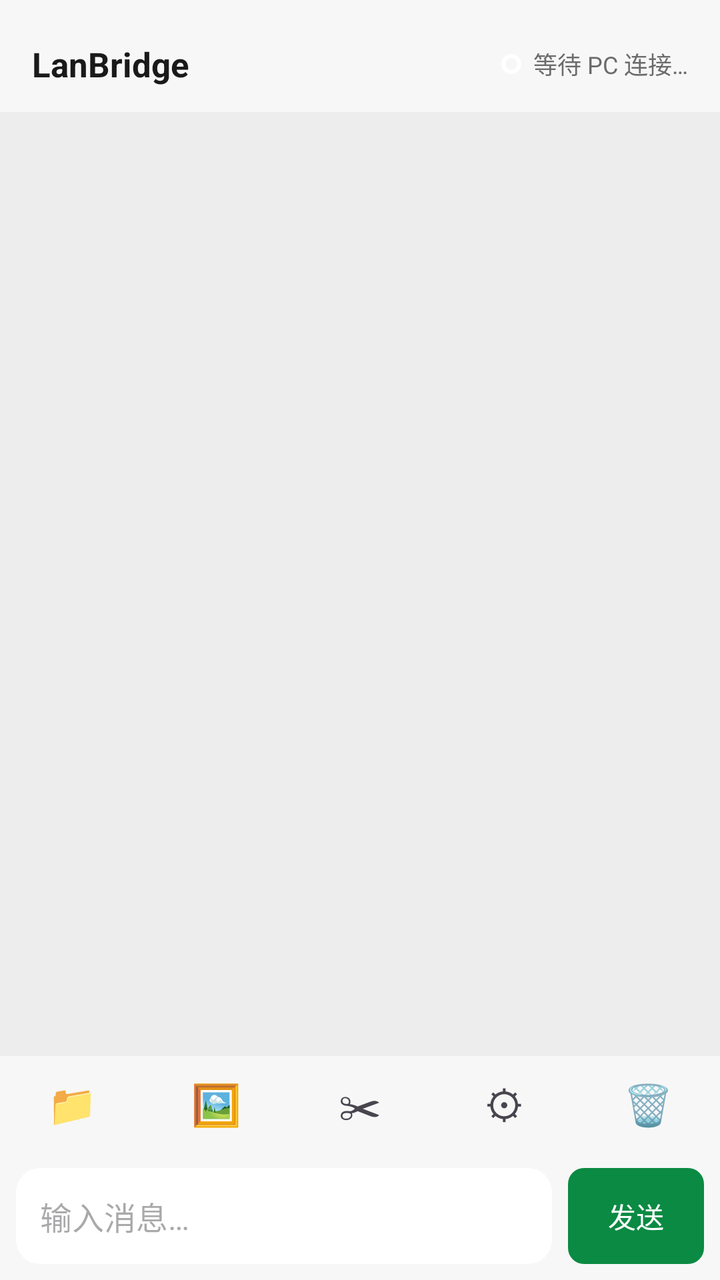
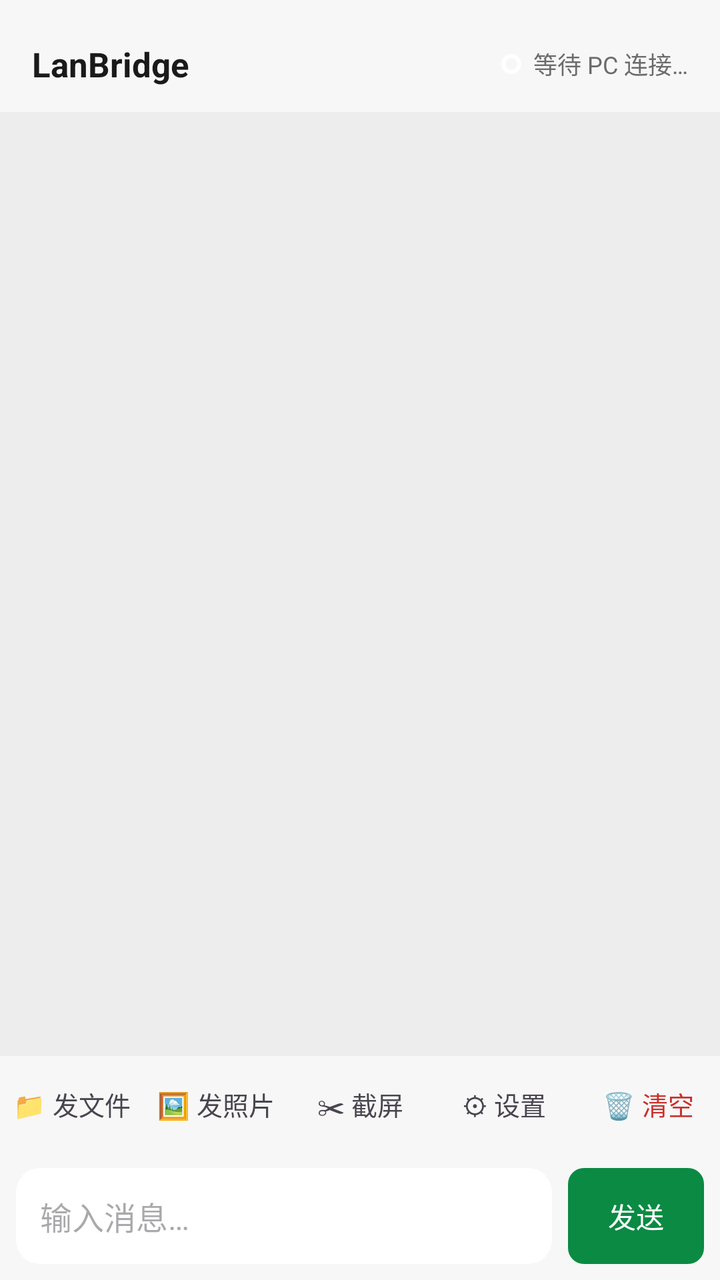

Compare the two renders of this Android layout. The source of the first and the diff that turns it into the second are given below.
<!-- AndroidManifest.xml: application theme Theme.LanBridge -->
<!-- res/layout/activity_chat.xml -->
<?xml version="1.0" encoding="utf-8"?>
<LinearLayout xmlns:android="http://schemas.android.com/apk/res/android"
    android:id="@+id/root"
    android:layout_width="match_parent"
    android:layout_height="match_parent"
    android:orientation="vertical"
    android:background="@color/chat_bg">

    
    <LinearLayout
        android:id="@+id/titleBar"
        android:layout_width="match_parent"
        android:layout_height="wrap_content"
        android:minHeight="56dp"
        android:orientation="horizontal"
        android:gravity="center_vertical"
        android:paddingHorizontal="16dp"
        android:paddingTop="8dp"
        android:background="@color/n_surface">

        <TextView
            android:id="@+id/tvTitle"
            android:layout_width="0dp"
            android:layout_weight="1"
            android:layout_height="wrap_content"
            android:text="@string/app_name"
            android:textColor="@color/n_text_primary"
            android:textSize="@dimen/font_title"
            android:textStyle="bold" />

        <View
            android:id="@+id/statusDot"
            android:layout_width="10dp"
            android:layout_height="10dp"
            android:layout_marginEnd="6dp"
            android:background="@drawable/bg_circle_unchecked" />

        <TextView
            android:id="@+id/tvConn"
            android:layout_width="wrap_content"
            android:layout_height="wrap_content"
            android:text="@string/waiting_connection"
            android:textColor="@color/n_text_secondary"
            android:textSize="@dimen/font_caption" />
    </LinearLayout>

    
    <androidx.recyclerview.widget.RecyclerView
        android:id="@+id/recycler"
        android:layout_width="match_parent"
        android:layout_height="0dp"
        android:layout_weight="1"
        android:clipToPadding="false"
        android:overScrollMode="always"
        android:paddingVertical="8dp" />

    
    <LinearLayout
        android:id="@+id/selectionBar"
        android:layout_width="match_parent"
        android:layout_height="wrap_content"
        android:orientation="horizontal"
        android:gravity="center_vertical"
        android:paddingHorizontal="16dp"
        android:paddingVertical="10dp"
        android:background="@color/n_surface"
        android:visibility="gone">

        <TextView
            android:id="@+id/btnSelExit"
            android:layout_width="wrap_content"
            android:layout_height="48dp"
            android:gravity="center"
            android:paddingHorizontal="12dp"
            android:text="✕"
            android:textSize="@dimen/font_title"
            android:background="?attr/selectableItemBackgroundBorderless" />

        <TextView
            android:id="@+id/tvSelCount"
            android:layout_width="0dp"
            android:layout_weight="1"
            android:layout_height="wrap_content"
            android:paddingStart="12dp"
            android:textColor="@color/n_text_primary"
            android:textSize="@dimen/font_body" />

        <TextView
            android:id="@+id/btnSelAll"
            android:layout_width="wrap_content"
            android:layout_height="48dp"
            android:gravity="center"
            android:paddingHorizontal="12dp"
            android:text="@string/select_all"
            android:textColor="@color/green_700"
            android:background="?attr/selectableItemBackground" />
    </LinearLayout>

    
    <LinearLayout
        android:id="@+id/selectionActionBar"
        android:layout_width="match_parent"
        android:layout_height="wrap_content"
        android:orientation="horizontal"
        android:background="@color/n_surface"
        android:padding="8dp"
        android:visibility="gone">

        <TextView
            android:id="@+id/btnShareBatch"
            android:layout_width="0dp"
            android:layout_weight="1"
            android:layout_height="48dp"
            android:layout_marginEnd="6dp"
            android:gravity="center"
            android:text="@string/menu_share_wechat"
            android:textColor="@color/n_white"
            android:background="@drawable/bg_btn_primary" />

        <TextView
            android:id="@+id/btnSaveBatch"
            android:layout_width="0dp"
            android:layout_weight="1"
            android:layout_height="48dp"
            android:layout_marginEnd="6dp"
            android:gravity="center"
            android:text="@string/menu_save"
            android:textColor="@color/green_700"
            android:background="@drawable/bg_composer" />

        <TextView
            android:id="@+id/btnDeleteBatch"
            android:layout_width="0dp"
            android:layout_weight="1"
            android:layout_height="48dp"
            android:gravity="center"
            android:text="@string/menu_delete"
            android:textColor="@color/n_white"
            android:background="@drawable/bg_btn_primary" />
    </LinearLayout>

    
    <LinearLayout
        android:id="@+id/toolBar"
        android:layout_width="match_parent"
        android:layout_height="48dp"
        android:orientation="horizontal"
        android:background="@color/n_surface">

        <TextView android:id="@+id/btnFile" style="@style/ToolItem" android:text="📁" android:contentDescription="@string/toolbar_send_file" />
        <TextView android:id="@+id/btnPhoto" style="@style/ToolItem" android:text="🖼" android:contentDescription="@string/toolbar_send_photo" />
        <TextView android:id="@+id/btnShot" style="@style/ToolItem" android:text="✂" android:contentDescription="@string/toolbar_screenshot" />
        <TextView android:id="@+id/btnSettings" style="@style/ToolItem" android:text="⚙" android:contentDescription="@string/toolbar_settings" />
        <TextView android:id="@+id/btnClear" style="@style/ToolItem" android:text="🗑" android:textColor="@color/danger_text" android:contentDescription="@string/toolbar_clear" />
    </LinearLayout>

    
    <LinearLayout
        android:id="@+id/composer"
        android:layout_width="match_parent"
        android:layout_height="wrap_content"
        android:orientation="horizontal"
        android:gravity="bottom"
        android:padding="8dp"
        android:background="@color/n_surface">

        <EditText
            android:id="@+id/etInput"
            android:layout_width="0dp"
            android:layout_weight="1"
            android:layout_height="wrap_content"
            android:minHeight="48dp"
            android:maxLines="5"
            android:inputType="textMultiLine|textCapSentences"
            android:imeOptions="actionSend|flagNoExtractUi"
            android:hint="@string/input_hint"
            android:background="@drawable/bg_composer"
            android:padding="12dp"
            android:textSize="@dimen/font_body" />

        <TextView
            android:id="@+id/btnSend"
            android:layout_width="wrap_content"
            android:layout_height="48dp"
            android:layout_marginStart="8dp"
            android:gravity="center"
            android:paddingHorizontal="20dp"
            android:text="@string/send"
            android:textColor="@color/n_white"
            android:background="@drawable/bg_btn_primary" />
    </LinearLayout>
</LinearLayout>
<!-- resources referenced by this layout -->
<resources>
  <color name="chat_bg">#EDEDED</color>
  <color name="danger_text">#C9302C</color>
  <color name="green_700">#0A8A43</color>
  <color name="n_surface">#F7F7F7</color>
  <color name="n_text_primary">#1A1A1A</color>
  <color name="n_text_secondary">#6B6B6B</color>
  <color name="n_white">#FFFFFF</color>
  <dimen name="font_body">16sp</dimen>
  <dimen name="font_caption">12sp</dimen>
  <dimen name="font_title">17sp</dimen>
  <!-- drawable bg_btn_primary (drawable) -->
  <?xml version="1.0" encoding="utf-8"?>
  <shape xmlns:android="http://schemas.android.com/apk/res/android" android:shape="rectangle">
      <solid android:color="@color/green_700" />
      <corners android:radius="8dp" />
  </shape>
  <!-- drawable bg_circle_unchecked (drawable) -->
  <?xml version="1.0" encoding="utf-8"?>
  <shape xmlns:android="http://schemas.android.com/apk/res/android" android:shape="oval">
      <solid android:color="@android:color/transparent" />
      <stroke android:width="2dp" android:color="@color/n_white" />
  </shape>
  <!-- drawable bg_composer (drawable) -->
  <?xml version="1.0" encoding="utf-8"?>
  <shape xmlns:android="http://schemas.android.com/apk/res/android" android:shape="rectangle">
      <solid android:color="@color/n_white" />
      <corners android:radius="12dp" />
  </shape>
  <string name="app_name">LanBridge</string>
  <string name="input_hint">输入消息…</string>
  <string name="menu_delete">删除</string>
  <string name="menu_save">保存到本地</string>
  <string name="menu_share_wechat">分享到微信</string>
  <string name="select_all">全选</string>
  <string name="send">发送</string>
  <string name="toolbar_clear">清空</string>
  <string name="toolbar_screenshot">截屏</string>
  <string name="toolbar_send_file">发文件</string>
  <string name="toolbar_send_photo">发照片</string>
  <string name="toolbar_settings">设置</string>
  <string name="waiting_connection">等待 PC 连接…</string>
  <style name="ToolItem">
          <item name="android:layout_width">0dp</item>
          <item name="android:layout_height">48dp</item>
          <item name="android:layout_weight">1</item>
          <item name="android:gravity">center</item>
          <item name="android:textSize">20sp</item>
          <item name="android:background">?attr/selectableItemBackgroundBorderless</item>
          <item name="android:clickable">true</item>
          <item name="android:focusable">true</item>
      </style>
  <style name="Theme.LanBridge" parent="Theme.Material3.Light.NoActionBar">
          <item name="colorPrimary">@color/green_700</item>
          <item name="android:statusBarColor">@android:color/transparent</item>
          <item name="android:navigationBarColor">@android:color/transparent</item>
          <item name="android:windowLightStatusBar">true</item>
          <item name="android:forceDarkAllowed">false</item>
      </style>
</resources>

<!-- the commit's change to res/layout/activity_chat.xml (unified diff, before → after) -->
@@ -147,11 +147,11 @@
         android:orientation="horizontal"
         android:background="@color/n_surface">
 
-        <TextView android:id="@+id/btnFile" style="@style/ToolItem" android:text="📁" android:contentDescription="@string/toolbar_send_file" />
-        <TextView android:id="@+id/btnPhoto" style="@style/ToolItem" android:text="🖼" android:contentDescription="@string/toolbar_send_photo" />
-        <TextView android:id="@+id/btnShot" style="@style/ToolItem" android:text="✂" android:contentDescription="@string/toolbar_screenshot" />
-        <TextView android:id="@+id/btnSettings" style="@style/ToolItem" android:text="⚙" android:contentDescription="@string/toolbar_settings" />
-        <TextView android:id="@+id/btnClear" style="@style/ToolItem" android:text="🗑" android:textColor="@color/danger_text" android:contentDescription="@string/toolbar_clear" />
+        <TextView android:id="@+id/btnFile" style="@style/ToolItem" android:text="📁 发文件" android:contentDescription="@string/toolbar_send_file" />
+        <TextView android:id="@+id/btnPhoto" style="@style/ToolItem" android:text="🖼 发照片" android:contentDescription="@string/toolbar_send_photo" />
+        <TextView android:id="@+id/btnShot" style="@style/ToolItem" android:text="✂ 截屏" android:contentDescription="@string/toolbar_screenshot" />
+        <TextView android:id="@+id/btnSettings" style="@style/ToolItem" android:text="⚙ 设置" android:contentDescription="@string/toolbar_settings" />
+        <TextView android:id="@+id/btnClear" style="@style/ToolItem" android:text="🗑 清空" android:textColor="@color/danger_text" android:contentDescription="@string/toolbar_clear" />
     </LinearLayout>
 
     
<!-- resource entries referenced after the edit -->
@@ -46,7 +46,7 @@
           <item name="android:layout_height">48dp</item>
           <item name="android:layout_weight">1</item>
           <item name="android:gravity">center</item>
-          <item name="android:textSize">20sp</item>
+          <item name="android:textSize">13sp</item>
           <item name="android:background">?attr/selectableItemBackgroundBorderless</item>
           <item name="android:clickable">true</item>
           <item name="android:focusable">true</item>
